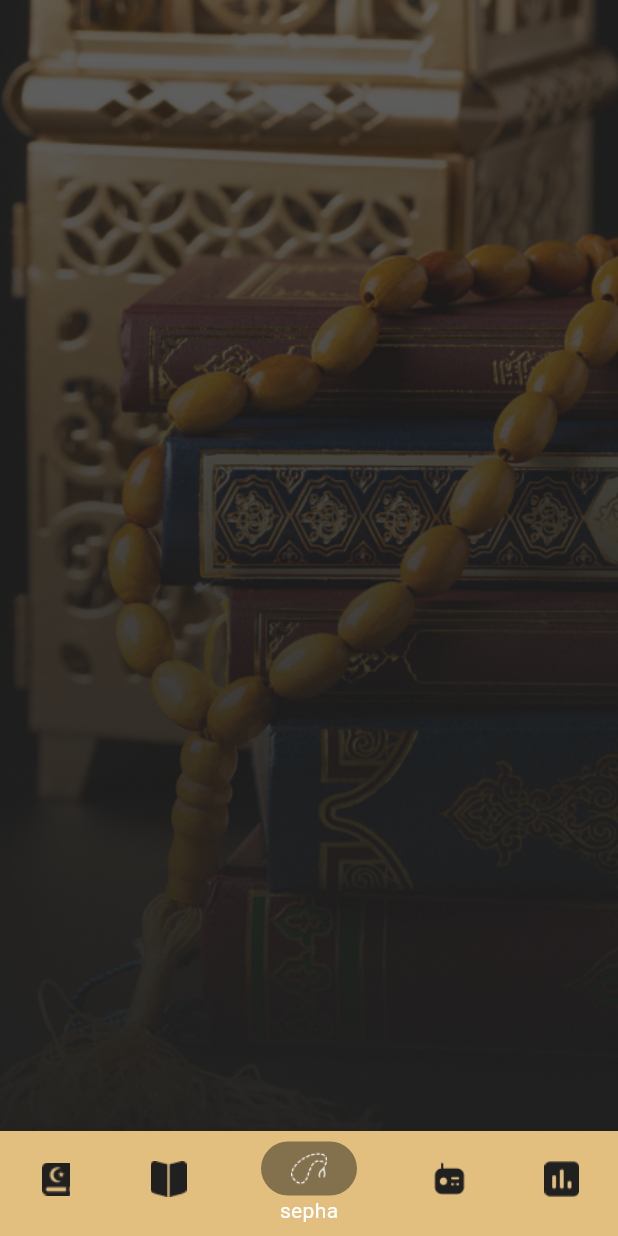
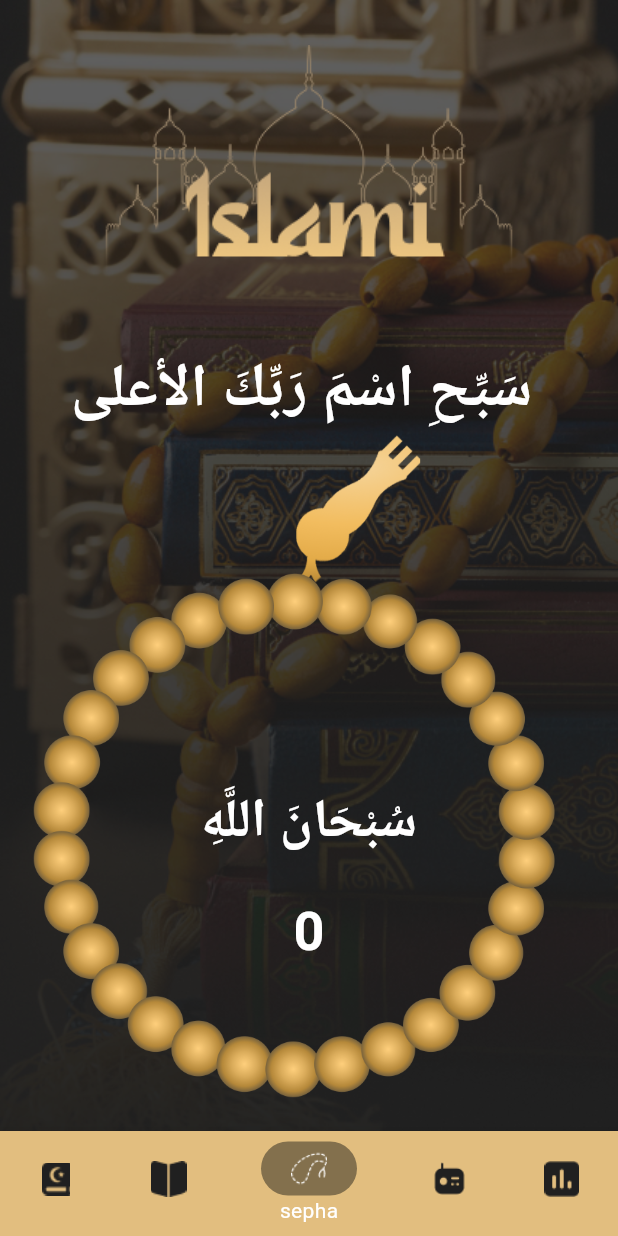
Before and after one commit to nancyAali22/islami-app, a Flutter app: the screen it shows after launch, item 3 of the bottom bar chosen, on a phone screen of 412 x 824 dp. Run offline on Flutter 3.47's test engine with Material 3 defaults, Android fonts, the light colour scheme and no system bars; our stand-ins replace carousel_slider, google_fonts.

Commit message:
Finish sepha tab.

```diff
--- a/lib/home_screen/hadith_tab/hadith_tab.dart
+++ b/lib/home_screen/hadith_tab/hadith_tab.dart
@@ -29,7 +29,11 @@ class _HadithTabState extends State<HadithTab> {
             child: Image.asset('assets/images/hadith_logo.png'),
           ),
           hadithList.isEmpty
-              ? const Center(child: CircularProgressIndicator())
+              ? const Center(
+                  child: CircularProgressIndicator(
+                  color: AppColors.gold,
+                  value: 100,
+                ))
               : CarouselSlider.builder(
                   options: CarouselOptions(
                     enableInfiniteScroll: true,
--- a/lib/home_screen/home_screen.dart
+++ b/lib/home_screen/home_screen.dart
@@ -74,7 +74,7 @@ class _HomeScreenState extends State<HomeScreen> {
   List<Widget> tabs = [
     const QuranTab(),
     const HadithTab(),
-    const SephaTab(),
+    SephaTab(),
     const RadioTab(),
     const TimeTab()
   ];
--- a/lib/home_screen/sepha_tab.dart
+++ b/lib/home_screen/sepha_tab.dart
@@ -1,12 +1,109 @@
+import 'dart:math';
+
 import 'package:flutter/material.dart';
 
-class SephaTab extends StatelessWidget {
+class SephaTab extends StatefulWidget {
   const SephaTab({super.key});
 
   @override
+  State<SephaTab> createState() => _SephaTabState();
+}
+
+class _SephaTabState extends State<SephaTab> {
+  List<String> sephaList = [
+    'سُبْحَانَ اللَّهِ',
+    'الْحَمْدُ لِلَّهِ',
+    'اللَّهُ أَكْبَرُ'
+  ];
+
+  late String sephaTitle = sephaList[0];
+
+  int counter = 0;
+  double turns = 0;
+  @override
   Widget build(BuildContext context) {
-    return const Scaffold(
-      backgroundColor: Colors.transparent,
+    return Column(
+      children: [
+        const Row(),
+        Padding(
+          padding: const EdgeInsets.symmetric(vertical: 30),
+          child: Image.asset('assets/images/Logo.png'),
+        ),
+        const Text(
+          'سَبِّحِ اسْمَ رَبِّكَ الأعلى ',
+          style: TextStyle(
+              fontWeight: FontWeight.bold, fontSize: 40, color: Colors.white),
+        ),
+        Expanded(
+          child: Stack(
+            alignment: Alignment.topCenter,
+            children: [
+              const Row(),
+              Image.asset(
+                'assets/images/headsepha.png',
+                height: MediaQuery.of(context).size.height * .12,
+              ),
+              Positioned.fill(
+                top: MediaQuery.of(context).size.height * 0.085,
+                child: Padding(
+                  padding: const EdgeInsets.all(22.0),
+                  child: InkWell(
+                    onTap: () {
+                      _loadSepha();
+                    },
+                    child: Stack(
+                      children: [
+                        AnimatedRotation(
+                          turns: turns,
+                          duration: const Duration(milliseconds: 2000),
+                          child: Image.asset(
+                            'assets/images/SebhaBody.png',
+                          ),
+                        ),
+                        Column(
+                          children: [
+                            const SizedBox(
+                              height: 140,
+                            ),
+                            const Row(),
+                            Text(
+                              sephaTitle,
+                              style: const TextStyle(
+                                  fontSize: 36,
+                                  color: Colors.white,
+                                  fontWeight: FontWeight.bold),
+                            ),
+                            const SizedBox(
+                              height: 20,
+                            ),
+                            Text(
+                              counter.toString(),
+                              style: const TextStyle(
+                                  color: Colors.white,
+                                  fontSize: 36,
+                                  fontWeight: FontWeight.bold),
+                            )
+                          ],
+                        ),
+                      ],
+                    ),
+                  ),
+                ),
+              ),
+            ],
+          ),
+        ),
+      ],
     );
   }
+
+  void _loadSepha() {
+    counter++;
+    turns = turns + (pi / 33);
+    if (counter == 34) {
+      sephaTitle = sephaList[(sephaList.indexOf(sephaTitle) + 1) % 3];
+      counter = 0;
+    }
+    setState(() {});
+  }
 }
```
Also changed, not shown: assets/images/SebhaBody.png (added), assets/images/headsepha.png (added).
